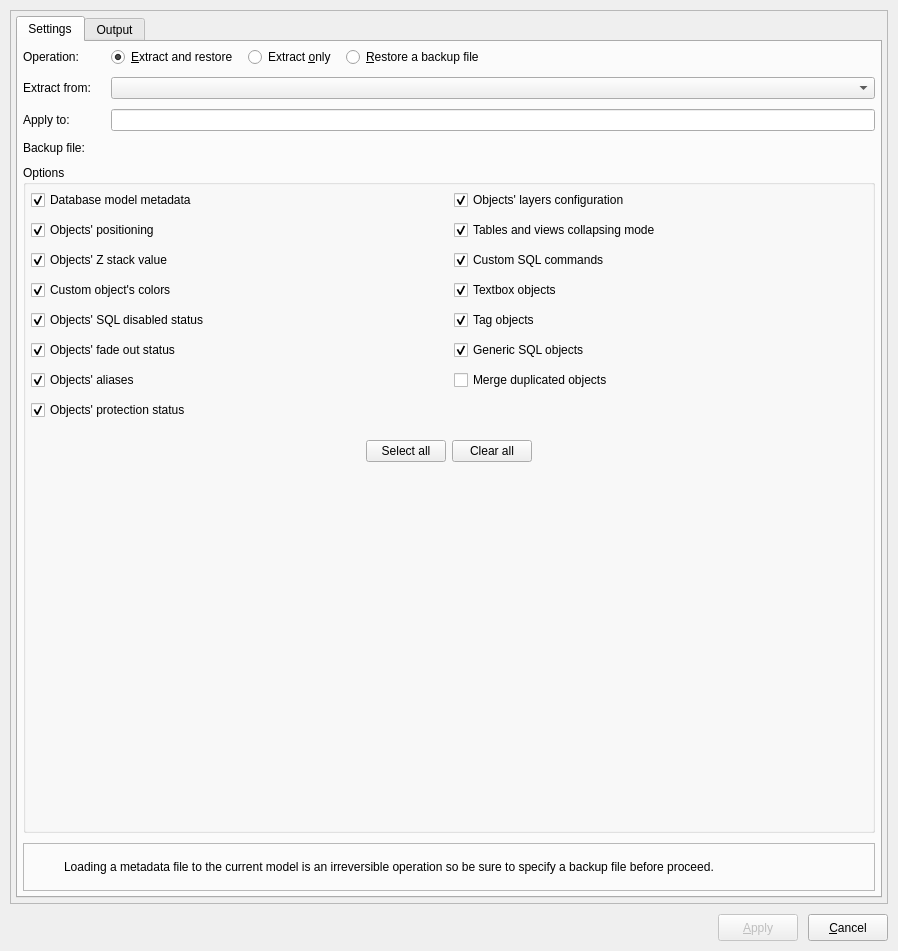
Qt form libs/libgui/ui/tools/metadatahandlingform.ui (pgmodeler/pgmodeler) before a commit.
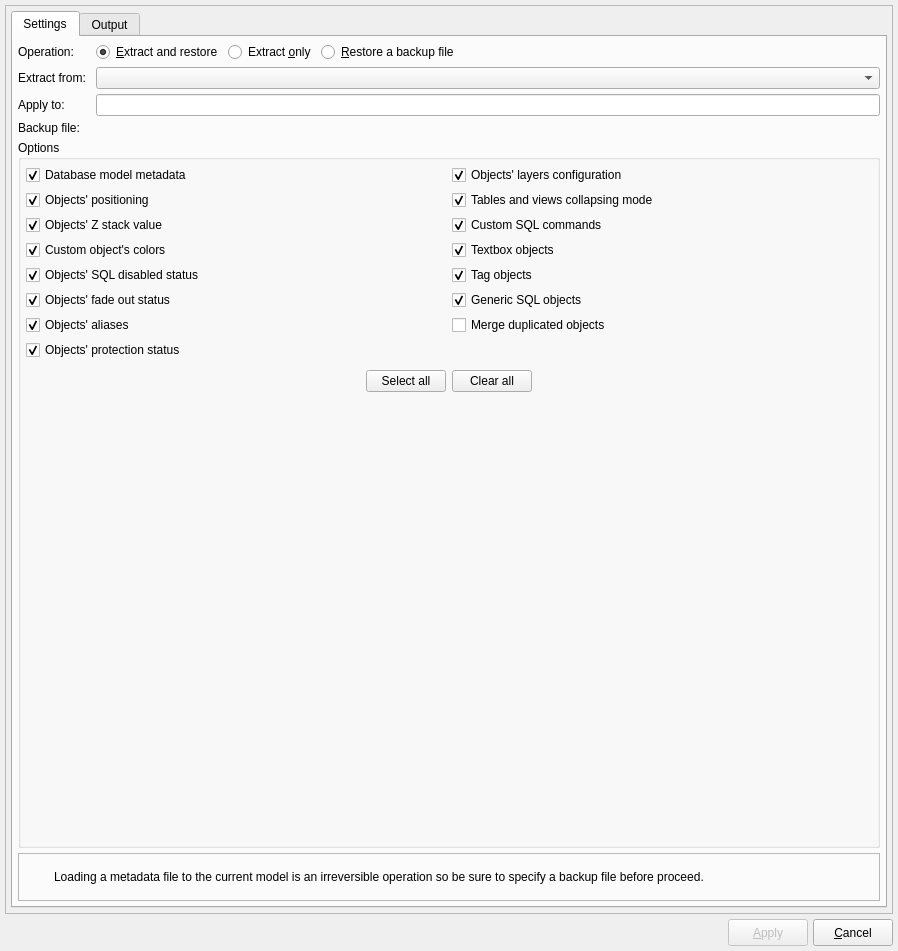
The same form after that commit. Icons and pictures are not drawn.

Diff of the .ui file:
```diff
--- a/libs/libgui/ui/tools/metadatahandlingform.ui
+++ b/libs/libgui/ui/tools/metadatahandlingform.ui
@@ -19,19 +19,19 @@
   </property>
   <layout class="QGridLayout" name="gridLayout_2">
    <property name="leftMargin">
-    <number>10</number>
+    <number>5</number>
    </property>
    <property name="topMargin">
-    <number>10</number>
+    <number>5</number>
    </property>
    <property name="rightMargin">
-    <number>10</number>
+    <number>5</number>
    </property>
    <property name="bottomMargin">
-    <number>10</number>
+    <number>5</number>
    </property>
    <property name="spacing">
-    <number>10</number>
+    <number>5</number>
    </property>
    <item row="1" column="0">
     <widget class="QLabel" name="pgmodeler_name_lbl">
@@ -61,7 +61,7 @@
    <item row="1" column="1">
     <layout class="QHBoxLayout" name="horizontalLayout">
      <property name="spacing">
-      <number>10</number>
+      <number>5</number>
      </property>
      <property name="sizeConstraint">
       <enum>QLayout::SetDefaultConstraint</enum>
@@ -176,7 +176,7 @@
        <number>5</number>
       </property>
       <property name="spacing">
-       <number>10</number>
+       <number>5</number>
       </property>
       <item row="0" column="0">
        <widget class="QTabWidget" name="settings_tbw">
@@ -207,7 +207,7 @@
            <number>5</number>
           </property>
           <property name="spacing">
-           <number>10</number>
+           <number>5</number>
           </property>
           <item row="3" column="0">
            <widget class="QLabel" name="extract_from_lbl">
@@ -250,7 +250,7 @@
               <number>5</number>
              </property>
              <property name="spacing">
-              <number>10</number>
+              <number>5</number>
              </property>
              <item row="0" column="0">
               <widget class="QLabel" name="icon_lbl">
@@ -333,7 +333,7 @@
               <number>5</number>
              </property>
              <property name="spacing">
-              <number>10</number>
+              <number>5</number>
              </property>
              <item row="7" column="0">
               <widget class="QCheckBox" name="objs_aliases_chk">
@@ -395,7 +395,7 @@
                  <number>0</number>
                 </property>
                 <property name="topMargin">
-                 <number>10</number>
+                 <number>5</number>
                 </property>
                 <property name="rightMargin">
                  <number>0</number>
@@ -766,7 +766,7 @@
           <item row="0" column="2">
            <layout class="QHBoxLayout" name="horizontalLayout_4">
             <property name="spacing">
-             <number>10</number>
+             <number>5</number>
             </property>
             <item>
              <widget class="QRadioButton" name="extract_restore_rb">
@@ -883,7 +883,7 @@
            <number>5</number>
           </property>
           <property name="spacing">
-           <number>10</number>
+           <number>5</number>
           </property>
           <item row="1" column="0">
            <widget class="QWidget" name="progress_wgt" native="true">
@@ -912,8 +912,8 @@
              <property name="bottomMargin">
               <number>0</number>
              </property>
-             <property name="verticalSpacing">
-              <number>6</number>
+             <property name="spacing">
+              <number>5</number>
              </property>
              <item row="1" column="0">
               <widget class="QLabel" name="ico_lbl">
```
